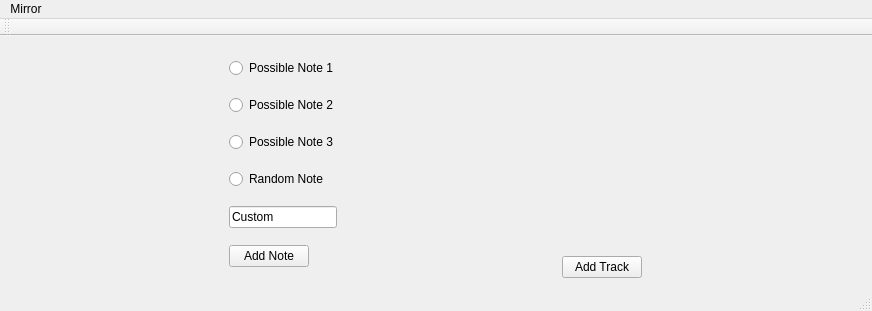
AD98/MIR-ROR, file cpp/mainwindow.ui: the form before one commit.
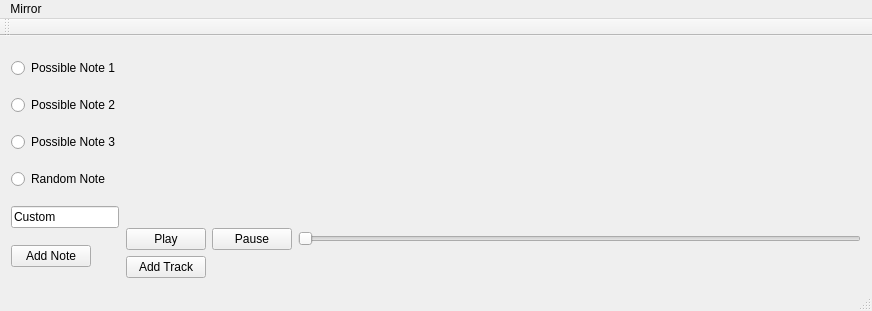
The form after the commit.

Commit message: recreated the .ui file for qt creator

Patch:
```diff
--- a/cpp/mainwindow.ui
+++ b/cpp/mainwindow.ui
@@ -126,6 +126,44 @@
           </property>
          </widget>
         </item>
+        <item>
+         <spacer name="verticalSpacer">
+          <property name="orientation">
+           <enum>Qt::Vertical</enum>
+          </property>
+          <property name="sizeHint" stdset="0">
+           <size>
+            <width>20</width>
+            <height>40</height>
+           </size>
+          </property>
+         </spacer>
+        </item>
+       </layout>
+      </item>
+      <item>
+       <layout class="QHBoxLayout" name="horizontalLayout_3">
+        <item>
+         <widget class="QPushButton" name="playButton">
+          <property name="text">
+           <string>Play</string>
+          </property>
+         </widget>
+        </item>
+        <item>
+         <widget class="QPushButton" name="pauseButton">
+          <property name="text">
+           <string>Pause</string>
+          </property>
+         </widget>
+        </item>
+        <item>
+         <widget class="QSlider" name="timeSlider">
+          <property name="orientation">
+           <enum>Qt::Horizontal</enum>
+          </property>
+         </widget>
+        </item>
        </layout>
       </item>
       <item>
```
